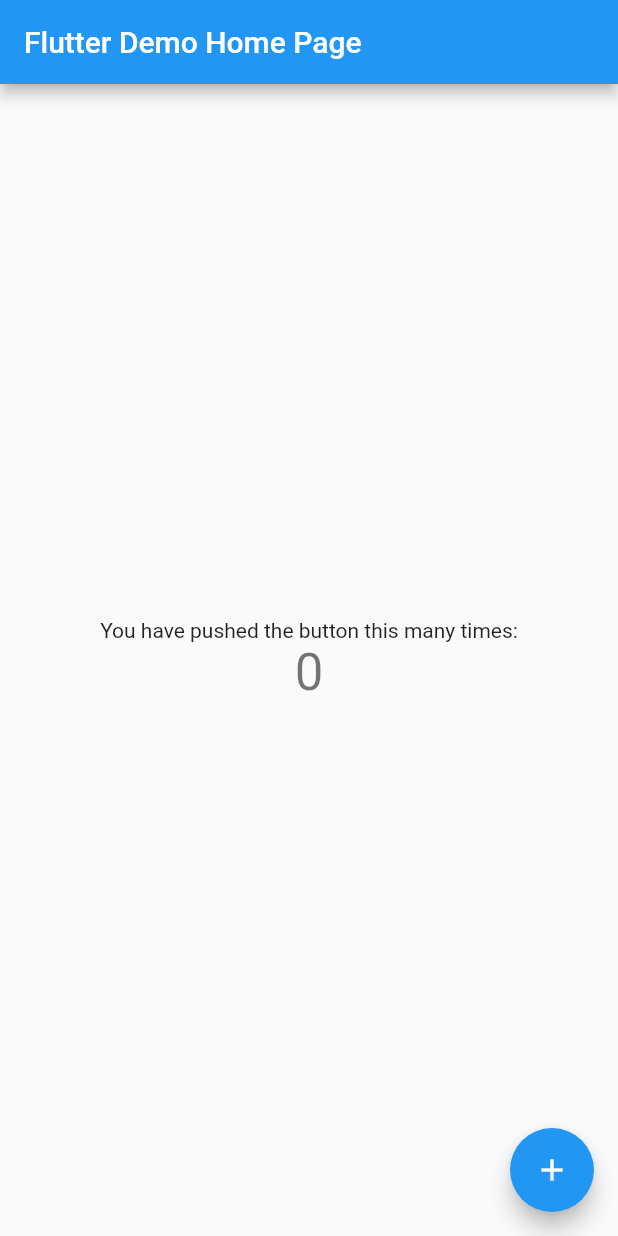
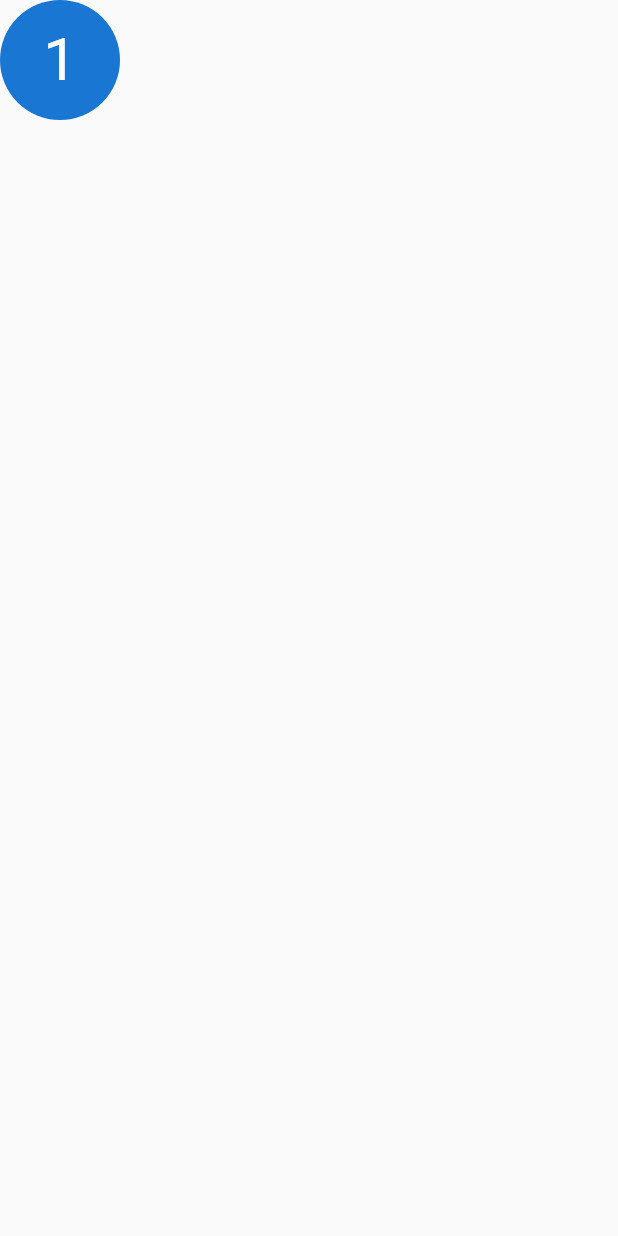
Before and after one commit to RenanMouraDaSilvaBarros/calculateFlutter, a Flutter app: the screen it shows after launch, on a phone screen of 412 x 824 dp. Run offline on Flutter 3.47's test engine with Material 2 defaults, Android fonts, the phone set to English and light mode, and no system bars.

```diff
--- a/lib/main.dart
+++ b/lib/main.dart
@@ -1,117 +1,8 @@
+import 'package:calculate/view/calculatorScreen.dart';
 import 'package:flutter/material.dart';
 
 void main() {
-  runApp(MyApp());
+  runApp(MaterialApp(
+    home:CalculatorScreen()
+  ));
 }
-
-class MyApp extends StatelessWidget {
-  // This widget is the root of your application.
-  @override
-  Widget build(BuildContext context) {
-    return MaterialApp(
-      title: 'Flutter Demo',
-      theme: ThemeData(
-        // This is the theme of your application.
-        //
-        // Try running your application with "flutter run". You'll see the
-        // application has a blue toolbar. Then, without quitting the app, try
-        // changing the primarySwatch below to Colors.green and then invoke
-        // "hot reload" (press "r" in the console where you ran "flutter run",
-        // or simply save your changes to "hot reload" in a Flutter IDE).
-        // Notice that the counter didn't reset back to zero; the application
-        // is not restarted.
-        primarySwatch: Colors.blue,
-        // This makes the visual density adapt to the platform that you run
-        // the app on. For desktop platforms, the controls will be smaller and
-        // closer together (more dense) than on mobile platforms.
-        visualDensity: VisualDensity.adaptivePlatformDensity,
-      ),
-      home: MyHomePage(title: 'Flutter Demo Home Page'),
-    );
-  }
-}
-
-class MyHomePage extends StatefulWidget {
-  MyHomePage({Key key, this.title}) : super(key: key);
-
-  // This widget is the home page of your application. It is stateful, meaning
-  // that it has a State object (defined below) that contains fields that affect
-  // how it looks.
-
-  // This class is the configuration for the state. It holds the values (in this
-  // case the title) provided by the parent (in this case the App widget) and
-  // used by the build method of the State. Fields in a Widget subclass are
-  // always marked "final".
-
-  final String title;
-
-  @override
-  _MyHomePageState createState() => _MyHomePageState();
-}
-
-class _MyHomePageState extends State<MyHomePage> {
-  int _counter = 0;
-
-  void _incrementCounter() {
-    setState(() {
-      // This call to setState tells the Flutter framework that something has
-      // changed in this State, which causes it to rerun the build method below
-      // so that the display can reflect the updated values. If we changed
-      // _counter without calling setState(), then the build method would not be
-      // called again, and so nothing would appear to happen.
-      _counter++;
-    });
-  }
-
-  @override
-  Widget build(BuildContext context) {
-    // This method is rerun every time setState is called, for instance as done
-    // by the _incrementCounter method above.
-    //
-    // The Flutter framework has been optimized to make rerunning build methods
-    // fast, so that you can just rebuild anything that needs updating rather
-    // than having to individually change instances of widgets.
-    return Scaffold(
-      appBar: AppBar(
-        // Here we take the value from the MyHomePage object that was created by
-        // the App.build method, and use it to set our appbar title.
-        title: Text(widget.title),
-      ),
-      body: Center(
-        // Center is a layout widget. It takes a single child and positions it
-        // in the middle of the parent.
-        child: Column(
-          // Column is also a layout widget. It takes a list of children and
-          // arranges them vertically. By default, it sizes itself to fit its
-          // children horizontally, and tries to be as tall as its parent.
-          //
-          // Invoke "debug painting" (press "p" in the console, choose the
-          // "Toggle Debug Paint" action from the Flutter Inspector in Android
-          // Studio, or the "Toggle Debug Paint" command in Visual Studio Code)
-          // to see the wireframe for each widget.
-          //
-          // Column has various properties to control how it sizes itself and
-          // how it positions its children. Here we use mainAxisAlignment to
-          // center the children vertically; the main axis here is the vertical
-          // axis because Columns are vertical (the cross axis would be
-          // horizontal).
-          mainAxisAlignment: MainAxisAlignment.center,
-          children: <Widget>[
-            Text(
-              'You have pushed the button this many times:',
-            ),
-            Text(
-              '$_counter',
-              style: Theme.of(context).textTheme.headline4,
-            ),
-          ],
-        ),
-      ),
-      floatingActionButton: FloatingActionButton(
-        onPressed: _incrementCounter,
-        tooltip: 'Increment',
-        child: Icon(Icons.add),
-      ), // This trailing comma makes auto-formatting nicer for build methods.
-    );
-  }
-}
--- /dev/null
+++ b/lib/view/calculatorScreen.dart
@@ -0,0 +1,20 @@
+import 'package:flutter/material.dart';
+
+class CalculatorScreen extends StatefulWidget {
+  @override
+  _CalculatorScreenState createState() => _CalculatorScreenState();
+}
+
+class _CalculatorScreenState extends State<CalculatorScreen> {
+  @override
+  Widget build(BuildContext context) {
+    return SafeArea(
+      child: Scaffold(
+        body: CircleAvatar(
+          radius: 40,
+          child: Text("1", style:TextStyle(fontSize: 40)),
+        ),
+      ),
+    );
+  }
+}
```
Also changed, not shown: lib/componets/digit_button.dart (added, +17 -0 lines), lib/view/calculator.dart (deleted, +0 -15 lines), 2 other files.
